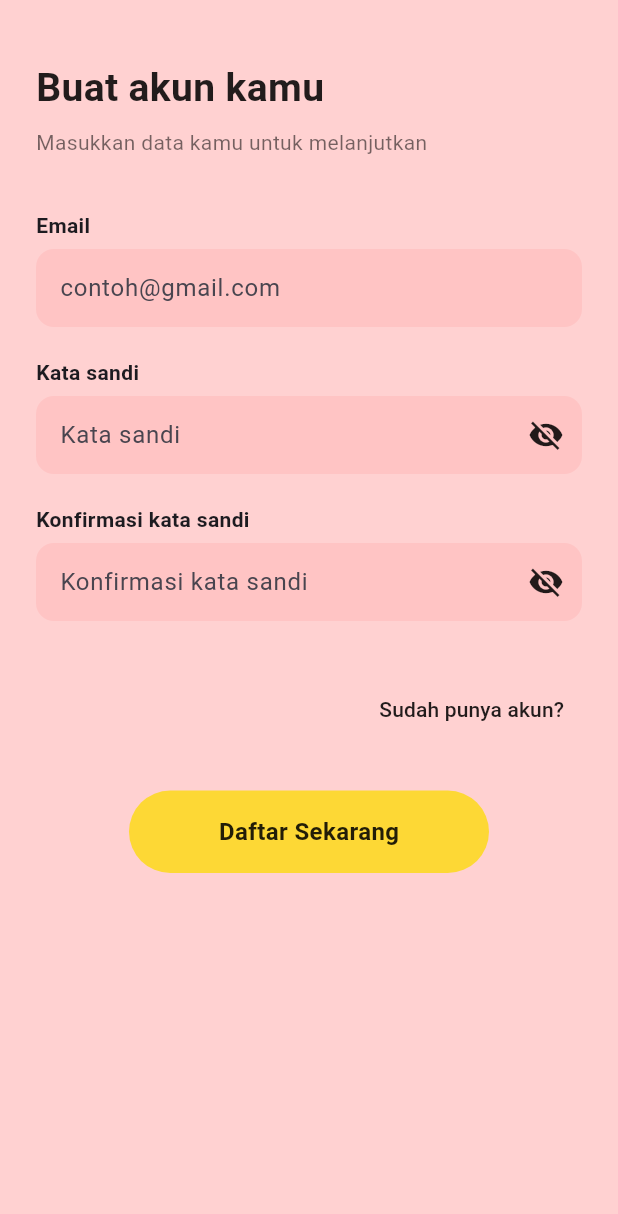
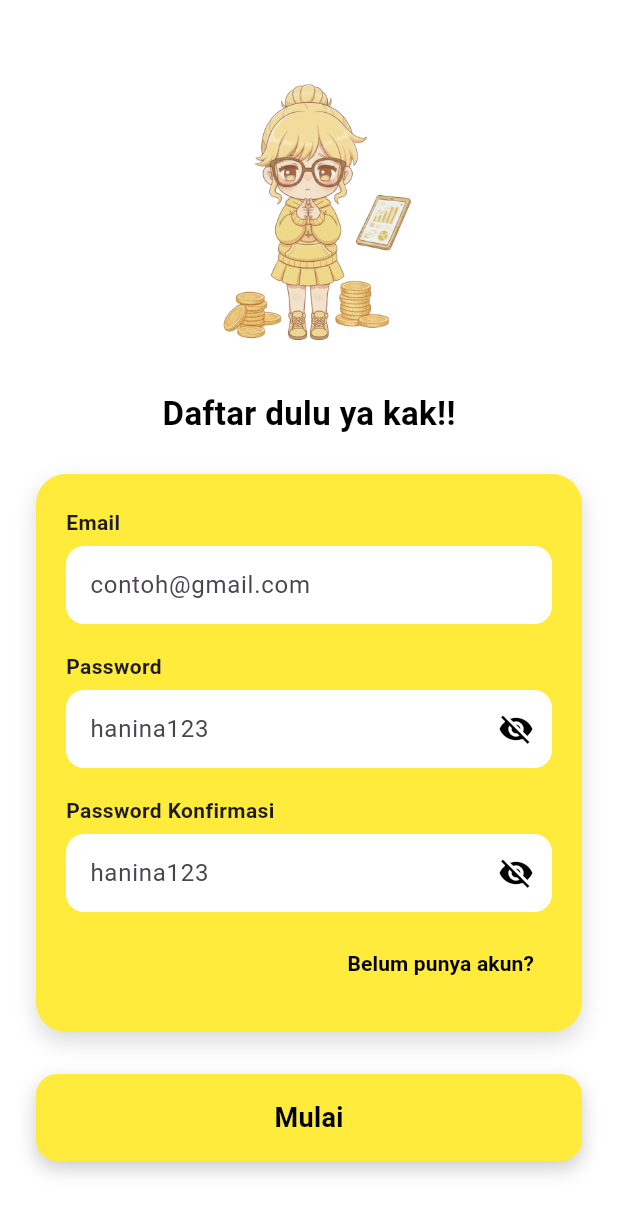
Before and after one commit to yaya7807-ai/mobile-kelompok-09, a Flutter app: the RegisterScreen screen opened directly, on a phone screen of 412 x 824 dp. Shown: the top 1214 px of the screen. Run offline on Flutter 3.47's test engine with Material 3 defaults, Android fonts, the phone set to English and light mode, and no system bars; our stand-ins replace cloud_firestore, firebase_auth, firebase_core, fl_chart, flutter_svg; accounts and stored records are empty.

Commit message:
Perbaikan tampilan UI pada register screen

```diff
--- a/mydompet/lib/screens/login_screen.dart
+++ b/mydompet/lib/screens/login_screen.dart
@@ -32,7 +32,7 @@ class _LoginScreenState extends State<LoginScreen> {
               Center(
                 child: Image.asset(
                   "assets/images/login.png",
-                  height: 300,
+                  height: 230,
                   fit: BoxFit.contain,
                 ),
               ),
--- a/mydompet/lib/screens/register_screen.dart
+++ b/mydompet/lib/screens/register_screen.dart
@@ -22,176 +22,125 @@ class _RegisterScreenState extends State<RegisterScreen> {
   @override
   Widget build(BuildContext context) {
     return Scaffold(
-      backgroundColor: const Color(0xFFFFD1D1), // background pink
+      backgroundColor: Colors.white,
       body: SafeArea(
+        child: SingleChildScrollView(
           child: Padding(
-          padding: const EdgeInsets.symmetric(horizontal: 24.0, vertical: 20),
-          child: SingleChildScrollView(
+            padding: const EdgeInsets.symmetric(horizontal: 24),
             child: Column(
-              crossAxisAlignment: CrossAxisAlignment.start,
               children: [
                 const SizedBox(height: 20),
 
-                // TITLE
+                // GAMBAR CHIBI (kamu masukkan manual)
+                Container(
+                  height: 230,
+                  width: 230,
+                  decoration: const BoxDecoration(color: Colors.transparent),
+                  child: Image.asset("assets/images/login.png"),
+                ),
+
+                const SizedBox(height: 10),
+
+                // JUDUL
                 const Text(
-                  "Buat akun kamu",
+                  "Daftar dulu ya kak!!",
                   style: TextStyle(
-                    fontSize: 26,
+                    fontSize: 22,
                     fontWeight: FontWeight.w700,
-                    color: Colors.black87,
+                    color: Colors.black,
                   ),
                 ),
 
-                const SizedBox(height: 8),
+                const SizedBox(height: 25),
 
-                // SUBTITLE
-                const Text(
-                  "Masukkan data kamu untuk melanjutkan",
-                  style: TextStyle(fontSize: 14, color: Colors.black54),
+                // CARD KUNING FORM
+                Container(
+                  width: double.infinity,
+                  padding: const EdgeInsets.symmetric(
+                    horizontal: 20,
+                    vertical: 22,
+                  ),
+                  decoration: BoxDecoration(
+                    color: Colors.yellow,
+                    borderRadius: BorderRadius.circular(20),
+                    boxShadow: [
+                      BoxShadow(
+                        color: Colors.black.withOpacity(0.15),
+                        blurRadius: 12,
+                        offset: const Offset(0, 6),
+                      ),
+                    ],
                   ),
 
-                const SizedBox(height: 35),
-
-                Form(
+                  child: Form(
                     key: _formKey,
                     child: Column(
                       crossAxisAlignment: CrossAxisAlignment.start,
                       children: [
-                      // EMAIL LABEL
                         const Text(
                           "Email",
-                        style: TextStyle(fontWeight: FontWeight.w600),
+                          style: TextStyle(
+                            fontWeight: FontWeight.w700,
+                            fontSize: 14,
+                          ),
                         ),
                         const SizedBox(height: 6),
 
-                      // EMAIL FIELD
-                      Container(
-                        decoration: BoxDecoration(
-                          color: const Color(0xFFFFC4C4),
-                          borderRadius: BorderRadius.circular(12),
-                        ),
-                        child: TextFormField(
+                        // EMAIL INPUT
+                        _buildInputField(
                           controller: _emailController,
-                          decoration: const InputDecoration(
-                            hintText: "contoh@gmail.com",
-                            contentPadding: EdgeInsets.symmetric(
-                              horizontal: 16,
-                              vertical: 14,
-                            ),
-                            border: InputBorder.none,
-                          ),
-                          validator: (value) {
-                            if (value == null || value.isEmpty) {
-                              return 'Tolong masukkan email anda';
-                            }
-                            return null;
-                          },
-                        ),
+                          hint: "contoh@gmail.com",
+                          obscure: false,
                         ),
 
-                      const SizedBox(height: 20),
+                        const SizedBox(height: 18),
 
-                      // PASSWORD LABEL
                         const Text(
-                        "Kata sandi",
-                        style: TextStyle(fontWeight: FontWeight.w600),
+                          "Password",
+                          style: TextStyle(
+                            fontWeight: FontWeight.w700,
+                            fontSize: 14,
+                          ),
                         ),
                         const SizedBox(height: 6),
 
-                      // PASSWORD FIELD
-                      Container(
-                        decoration: BoxDecoration(
-                          color: const Color(0xFFFFC4C4),
-                          borderRadius: BorderRadius.circular(12),
-                        ),
-                        child: TextFormField(
+                        // PASSWORD INPUT
+                        _buildPasswordField(
                           controller: _passwordController,
-                          obscureText: !_isPasswordVisible,
-                          decoration: InputDecoration(
-                            hintText: "Kata sandi",
-                            contentPadding: const EdgeInsets.symmetric(
-                              horizontal: 16,
-                              vertical: 14,
-                            ),
-                            border: InputBorder.none,
-                            suffixIcon: IconButton(
-                              icon: Icon(
-                                _isPasswordVisible
-                                    ? Icons.visibility
-                                    : Icons.visibility_off,
-                                color: Colors.black87,
-                              ),
-                              onPressed: () {
+                          isVisible: _isPasswordVisible,
+                          onToggle: () {
                             setState(() {
                               _isPasswordVisible = !_isPasswordVisible;
                             });
                           },
                         ),
+
+                        const SizedBox(height: 18),
+
+                        const Text(
+                          "Password Konfirmasi",
+                          style: TextStyle(
+                            fontWeight: FontWeight.w700,
+                            fontSize: 14,
                           ),
-                          validator: (value) {
-                            if (value == null || value.isEmpty) {
-                              return 'Tolong masukkan kata sandi anda';
-                            }
-                            return null;
-                          },
-                        ),
-                      ),
-
-                      const SizedBox(height: 20),
-
-                      // CONFIRM PASSWORD LABEL
-                      const Text(
-                        "Konfirmasi kata sandi",
-                        style: TextStyle(fontWeight: FontWeight.w600),
                         ),
                         const SizedBox(height: 6),
 
-                      // CONFIRM PASSWORD FIELD
-                      Container(
-                        decoration: BoxDecoration(
-                          color: const Color(0xFFFFC4C4),
-                          borderRadius: BorderRadius.circular(12),
-                        ),
-                        child: TextFormField(
+                        // CONFIRM PASSWORD INPUT
+                        _buildPasswordField(
                           controller: _confirmPasswordController,
-                          obscureText: !_isConfirmPasswordVisible,
-                          decoration: InputDecoration(
-                            hintText: "Konfirmasi kata sandi",
-                            contentPadding: const EdgeInsets.symmetric(
-                              horizontal: 16,
-                              vertical: 14,
-                            ),
-                            border: InputBorder.none,
-                            suffixIcon: IconButton(
-                              icon: Icon(
-                                _isConfirmPasswordVisible
-                                    ? Icons.visibility
-                                    : Icons.visibility_off,
-                                color: Colors.black87,
-                              ),
-                              onPressed: () {
+                          isVisible: _isConfirmPasswordVisible,
+                          onToggle: () {
                             setState(() {
                               _isConfirmPasswordVisible =
                                   !_isConfirmPasswordVisible;
                             });
                           },
                         ),
-                          ),
-                          validator: (value) {
-                            if (value == null || value.isEmpty) {
-                              return 'Tolong konfirmasi kata sandi anda';
-                            }
-                            if (value != _passwordController.text) {
-                              return 'kata sandi tidak sesuai';
-                            }
-                            return null;
-                          },
-                        ),
-                      ),
 
-                      const SizedBox(height: 35),
+                        const SizedBox(height: 10),
 
-                      // TEXT KE LOGIN
+                        // LINK LOGIN
                         Row(
                           mainAxisAlignment: MainAxisAlignment.end,
                           children: [
@@ -205,23 +154,37 @@ class _RegisterScreenState extends State<RegisterScreen> {
                                 );
                               },
                               child: const Text(
-                              "Sudah punya akun?",
+                                "Belum punya akun?",
                                 style: TextStyle(
-                                color: Colors.black87,
-                                fontWeight: FontWeight.w500,
+                                  fontWeight: FontWeight.w600,
+                                  color: Colors.black,
                                 ),
                               ),
                             ),
                           ],
                         ),
+                      ],
+                    ),
+                  ),
+                ),
 
-                      const SizedBox(height: 30),
-                      // BUTTON REGISTER
-                      Center(
-                        child: GestureDetector(
+                const SizedBox(height: 28),
+
+                // TOMBOL MULAI
+                GestureDetector(
                   onTap: () async {
                     if (_formKey.currentState!.validate()) {
                       try {
+                        if (_passwordController.text !=
+                            _confirmPasswordController.text) {
+                          ScaffoldMessenger.of(context).showSnackBar(
+                            const SnackBar(
+                              content: Text("Password tidak sama"),
+                            ),
+                          );
+                          return;
+                        }
+
                         await FirebaseAuth.instance
                             .createUserWithEmailAndPassword(
                               email: _emailController.text,
@@ -230,45 +193,45 @@ class _RegisterScreenState extends State<RegisterScreen> {
 
                         Navigator.of(context).pushReplacement(
                           MaterialPageRoute(
-                                    builder: (context) =>
-                                        const TransactionScreen(),
+                            builder: (context) => const TransactionScreen(),
                           ),
                         );
                       } on FirebaseAuthException catch (e) {
                         ScaffoldMessenger.of(context).showSnackBar(
                           SnackBar(
-                                    content: Text(
-                                      e.message ?? 'Registration failed',
-                                    ),
+                            content: Text(e.message ?? 'Registration failed'),
                           ),
                         );
                       }
                     }
                   },
                   child: Container(
-                            width: 240,
+                    width: double.infinity,
                     padding: const EdgeInsets.symmetric(vertical: 16),
                     decoration: BoxDecoration(
-                              color: Colors.yellow[600],
-                              borderRadius: BorderRadius.circular(50),
+                      color: Colors.yellow,
+                      borderRadius: BorderRadius.circular(14),
+                      boxShadow: [
+                        BoxShadow(
+                          color: Colors.black.withOpacity(0.2),
+                          blurRadius: 10,
+                          offset: const Offset(0, 5),
+                        ),
+                      ],
                     ),
                     alignment: Alignment.center,
                     child: const Text(
-                              "Daftar Sekarang",
+                      "Mulai",
                       style: TextStyle(
-                                color: Colors.black87,
-                                fontWeight: FontWeight.bold,
-                                fontSize: 16,
-                              ),
+                        color: Colors.black,
+                        fontWeight: FontWeight.w700,
+                        fontSize: 18,
                       ),
                     ),
                   ),
                 ),
 
-                      const SizedBox(height: 20),
-                    ],
-                  ),
-                ),
+                const SizedBox(height: 25),
               ],
             ),
           ),
@@ -276,4 +239,67 @@ class _RegisterScreenState extends State<RegisterScreen> {
       ),
     );
   }
+
+  // FIELD PUTIH
+  Widget _buildInputField({
+    required TextEditingController controller,
+    required String hint,
+    required bool obscure,
+  }) {
+    return Container(
+      decoration: BoxDecoration(
+        color: Colors.white,
+        borderRadius: BorderRadius.circular(12),
+      ),
+      child: TextFormField(
+        controller: controller,
+        obscureText: obscure,
+        decoration: InputDecoration(
+          hintText: hint,
+          contentPadding: const EdgeInsets.symmetric(
+            horizontal: 16,
+            vertical: 14,
+          ),
+          border: InputBorder.none,
+        ),
+        validator: (value) =>
+            value == null || value.isEmpty ? "Tidak boleh kosong" : null,
+      ),
+    );
   }
+
+  // PASSWORD FIELD PUTIH + ICON
+  Widget _buildPasswordField({
+    required TextEditingController controller,
+    required bool isVisible,
+    required VoidCallback onToggle,
+  }) {
+    return Container(
+      decoration: BoxDecoration(
+        color: Colors.white,
+        borderRadius: BorderRadius.circular(12),
+      ),
+      child: TextFormField(
+        controller: controller,
+        obscureText: !isVisible,
+        decoration: InputDecoration(
+          hintText: "hanina123",
+          contentPadding: const EdgeInsets.symmetric(
+            horizontal: 16,
+            vertical: 14,
+          ),
+          border: InputBorder.none,
+          suffixIcon: IconButton(
+            icon: Icon(
+              isVisible ? Icons.visibility : Icons.visibility_off,
+              color: Colors.black,
+            ),
+            onPressed: onToggle,
+          ),
+        ),
+        validator: (value) =>
+            value == null || value.isEmpty ? "Tidak boleh kosong" : null,
+      ),
+    );
+  }
+}
```
Lines whose indentation alone changed are shown as unchanged.
